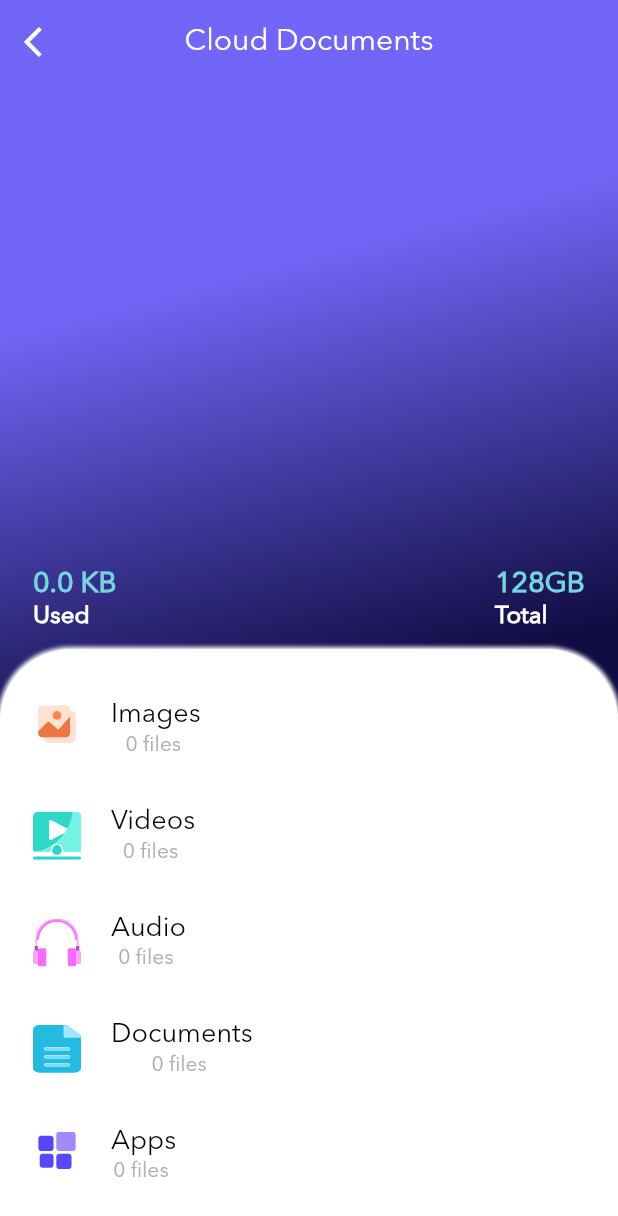
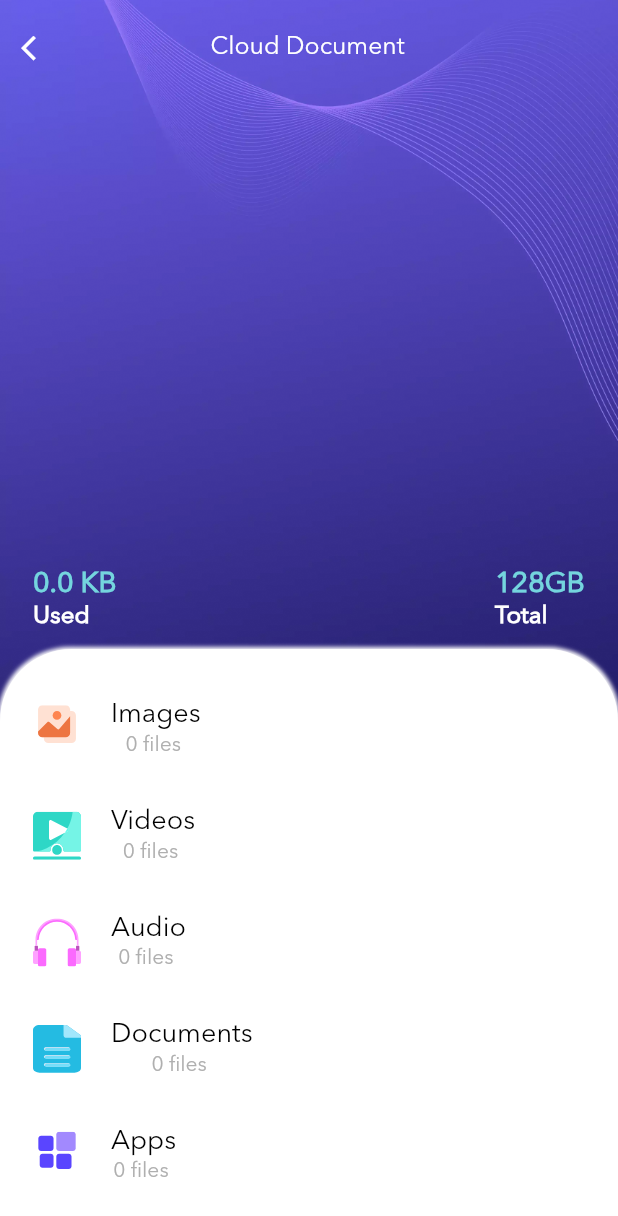
Before and after one commit to ali-shahKust/file_sharing, a Flutter app: the CloudDocsScreen screen opened by its route, on a phone screen of 412 x 824 dp. Shown: the top 1216 px of the screen. Run offline on Flutter 3.47's test engine with Material 2 defaults, Android fonts, the phone set to English and light mode, and no system bars; our stand-ins replace another_flushbar, connectivity_plus, device_info, file_picker, firebase_auth, firebase_core and 14 more; missing offline and left inert: amplify_auth_cognito, amplify_flutter, amplify_storage_s3, flutter_icons_nullsafty, flutter_pagewise, isolate_handler and 2 more; accounts and stored records are empty; statements that could not run were skipped.

Commit message:
Cloud screen design fix

```diff
--- a/lib/views/online_backup/cloud_docs_screen.dart
+++ b/lib/views/online_backup/cloud_docs_screen.dart
@@ -39,44 +39,6 @@ class _CloudDocsScreenState extends State<CloudDocsScreen> {
 
       return Scaffold(
         backgroundColor: AppColors.kPrimaryPurpleColor,
-        appBar: AppBar(
-          elevation: 0.0,
-          backgroundColor: AppColors.kPrimaryPurpleColor,
-          title: PrimaryText('Cloud Documents'),
-          centerTitle: true,
-          //TODO uncomment to show premium icon...
-          // actions: [
-          //   Padding(
-          //     padding: EdgeInsets.only(top: SizeConfig.screenHeight! * 0.01),
-          //     child: Container(
-          //         height: SizeConfig.screenHeight! * 0.15,
-          //         width: SizeConfig.screenWidth! * 0.2,
-          //         decoration: BoxDecoration(
-          //             color: AppColors.kDarkPurpleColor,
-          //             borderRadius: BorderRadius.only(topLeft: Radius.circular(20), bottomLeft: Radius.circular(20))),
-          //         child: Align(
-          //             alignment: Alignment.centerLeft,
-          //             child: Padding(
-          //               padding: EdgeInsets.only(left: SizeConfig.screenHeight! * 0.015),
-          //               child: Icon(
-          //                 Icons.workspace_premium,
-          //                 color: Colors.red,
-          //               ),
-          //             ))
-          //         // SvgPicture.asset('assets/premium_icon.svg'),
-          //         ),
-          //   )
-          // ],
-          leading: GestureDetector(
-            child: Icon(
-              Icons.arrow_back_ios,
-              color: AppColors.kWhiteColor,
-            ),
-            onTap: () {
-              Navigator.pop(context);
-            },
-          ),
-        ),
         // bottomNavigationBar: BottomAppBar(
         //   child: ElevatedButton(
         //     onPressed: () async {
@@ -92,10 +54,15 @@ class _CloudDocsScreenState extends State<CloudDocsScreen> {
         //     child: const Text("Restore all"),
         //   ),
         // ),
-        body: Container(
+        body: SafeArea(
+          child: Container(
             width: SizeConfig.screenWidth,
             height: SizeConfig.screenHeight,
             decoration: BoxDecoration(
+                image: DecorationImage(
+                    image: AssetImage(
+                        AppConstants.transfer_background),
+                    fit: BoxFit.cover),
               gradient: LinearGradient(
                 colors: [
                   Color(0xff7266F8),
@@ -111,6 +78,35 @@ class _CloudDocsScreenState extends State<CloudDocsScreen> {
             ),
             child: Stack(
               children: [
+                Padding(
+                  padding: const EdgeInsets.only(top: 8.0),
+                  child: Row(
+                    mainAxisAlignment:
+                    MainAxisAlignment.spaceBetween,
+                    children: [
+                      IconButton(
+                          onPressed: () {
+                            Navigator.pop(context);
+                          },
+                          icon: Icon(
+                            Icons.arrow_back_ios,
+                            size: SizeConfig.screenHeight! *
+                                0.024,
+                            color: Colors.white,
+                          )),
+                      PrimaryText(
+                        "Cloud Document",
+                        fontSize:
+                        SizeConfig.screenHeight! * 0.020,
+                        fontWeight: FontWeight.w500,
+                      ),
+                      SizedBox(
+                        width: 50,
+                      )
+                    ],
+                  ),
+                ),
+
                 Align(
                   alignment: Alignment.bottomCenter,
                   child: Column(
@@ -197,6 +193,7 @@ class _CloudDocsScreenState extends State<CloudDocsScreen> {
               ],
             ),
           ),
+        ),
       );
     });
   }
```
Lines whose indentation alone changed are shown as unchanged.
